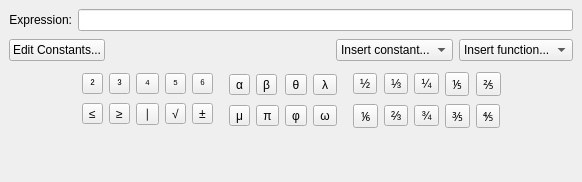
Before: the Qt Designer form kmplot/equationeditorwidget.ui in KDE/kmplot, drawn with Qt 5.
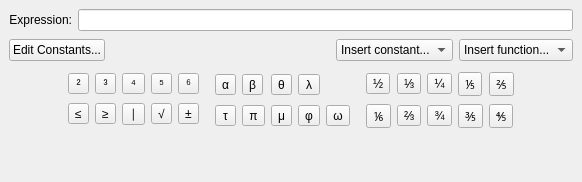
After: the same form once the commit is applied. Custom widgets are drawn as their Qt base class.

Patch:
```diff
--- a/kmplot/equationeditorwidget.ui
+++ b/kmplot/equationeditorwidget.ui
@@ -262,7 +262,20 @@
          </property>
         </widget>
        </item>
-       <item row="1" column="3">
+       <item row="1" column="0">
+        <widget class="QToolButton" name="toolButton_29">
+        <property name="sizePolicy">
+          <sizepolicy hsizetype="Preferred" vsizetype="Fixed">
+           <horstretch>0</horstretch>
+           <verstretch>0</verstretch>
+          </sizepolicy>
+         </property>
+         <property name="text">
+          <string>τ</string>
+         </property>
+        </widget>
+       </item>
+       <item row="1" column="4">
         <widget class="QToolButton" name="toolButton_16">
          <property name="text">
           <string>ω</string>
@@ -296,7 +309,7 @@
          </property>
         </widget>
        </item>
-       <item row="1" column="0">
+       <item row="1" column="2">
         <widget class="QToolButton" name="toolButton_13">
          <property name="sizePolicy">
           <sizepolicy hsizetype="Preferred" vsizetype="Fixed">
@@ -309,7 +322,7 @@
          </property>
         </widget>
        </item>
-       <item row="1" column="2">
+       <item row="1" column="3">
         <widget class="QToolButton" name="toolButton_15">
          <property name="text">
           <string>φ</string>
```
